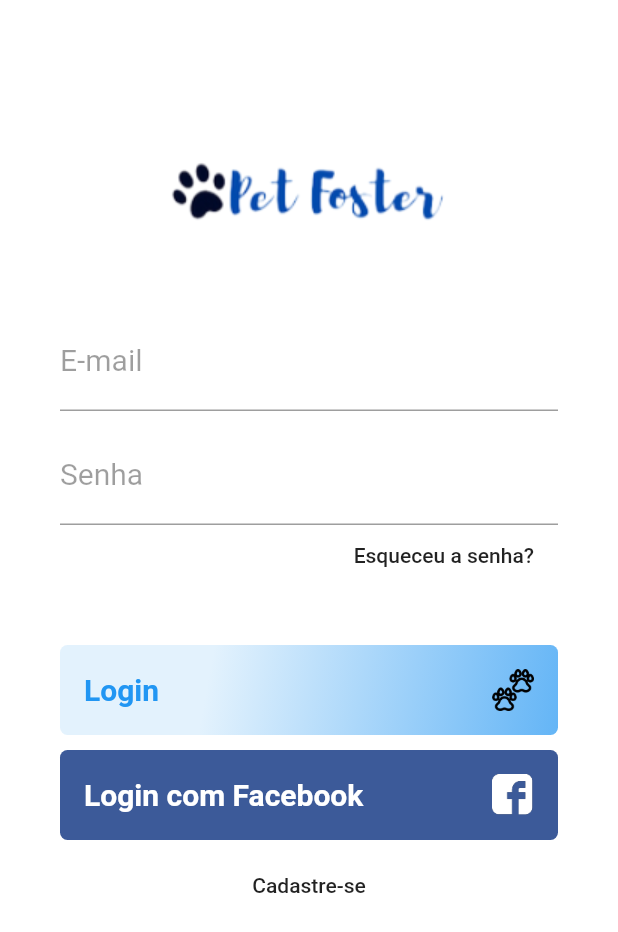
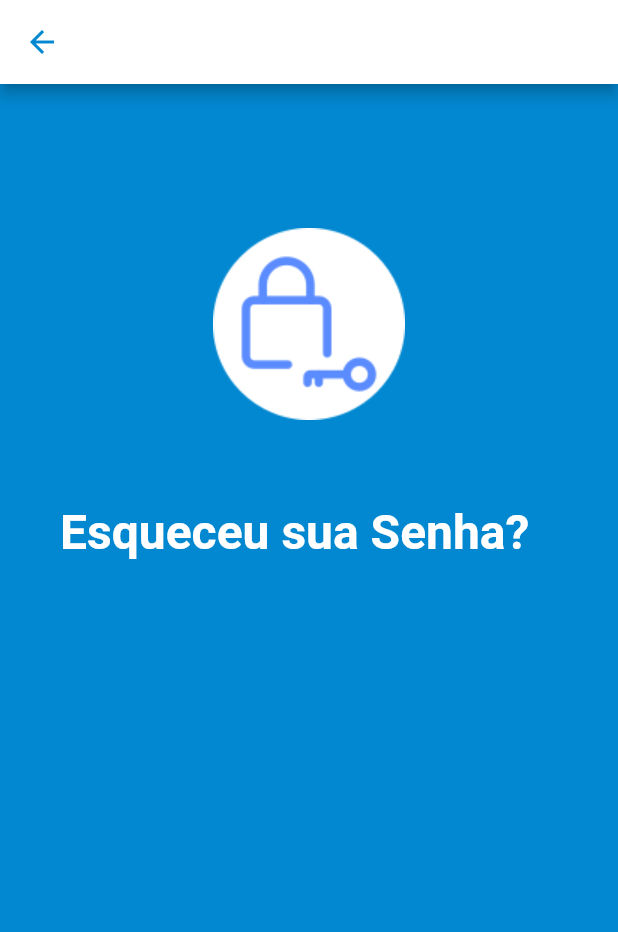
Before and after one commit to JhonatasSaints/Pet-Foster, a Flutter app: the screen it shows after launch, after a tap on "Esqueceu a senha?", on a phone screen of 412 x 824 dp. Shown: the top 932 px of the screen. Run offline on Flutter 3.47's test engine with Material 2 defaults, Android fonts, the phone set to English and light mode, and no system bars.

Commit message:
Screen to Recover Password, Image and text

```diff
--- a/lib/pages/login.page.dart
+++ b/lib/pages/login.page.dart
@@ -1,3 +1,4 @@
+import 'package:pet_foster/pages/reset-password.page.dart';
 import 'package:flutter/material.dart';
 
 class LoginPage extends StatelessWidget {
@@ -60,9 +61,17 @@ class LoginPage extends StatelessWidget {
               alignment: Alignment.centerRight,
               child: FlatButton(
                 child: Text(
-                  "Esqueceu a senha?",//recover password
+                  "Esqueceu a senha?",
+                  textAlign: TextAlign.right,//recover password
                 ),
-                onPressed: () {},
+                onPressed: () {
+                  Navigator.push(
+                    context,
+                    MaterialPageRoute(
+                      builder: (context) => ResetPasswordPage(),
+                    ),
+                  );
+                },
               ),
             ),
             SizedBox(
--- /dev/null
+++ b/lib/pages/reset-password.page.dart
@@ -0,0 +1,43 @@
+import 'package:flutter/material.dart';
+
+class ResetPasswordPage extends StatelessWidget {
+  @override
+  Widget build(BuildContext context) {
+    return Scaffold(
+      appBar: AppBar(
+        backgroundColor: Colors.white,
+        leading: IconButton(
+          icon: Icon(Icons.arrow_back),
+          color: Colors.lightBlue[700],
+          onPressed: () => Navigator.pop(context, false),
+        ),
+      ),
+      body: Container(
+        padding: EdgeInsets.only(
+          top: 60, left: 40, right: 40,
+        ),
+        color: Colors.lightBlue[700],
+        child: ListView(
+          children: <Widget>[
+            SizedBox(
+              width: 200, height: 200,
+              child: Image.asset("assets/key.png"),
+            ),
+            SizedBox(
+              height: 20,
+            ),
+            Text("Esqueceu sua Senha?",
+              style: TextStyle(
+                fontSize: 32,
+                fontWeight: FontWeight.w700, color: Colors.white,
+              ),
+            ),
+            SizedBox(
+              height: 10,
+            ),
+          ],
+        ),
+      ),
+    );
+  }
+}
```
Also changed, not shown: 1 other file.
